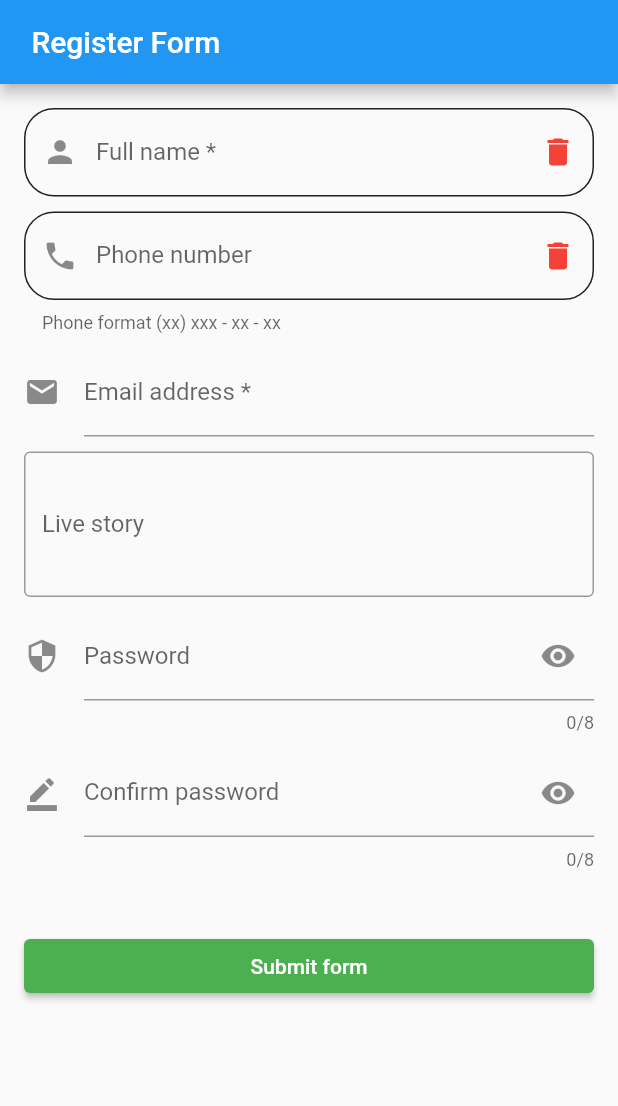
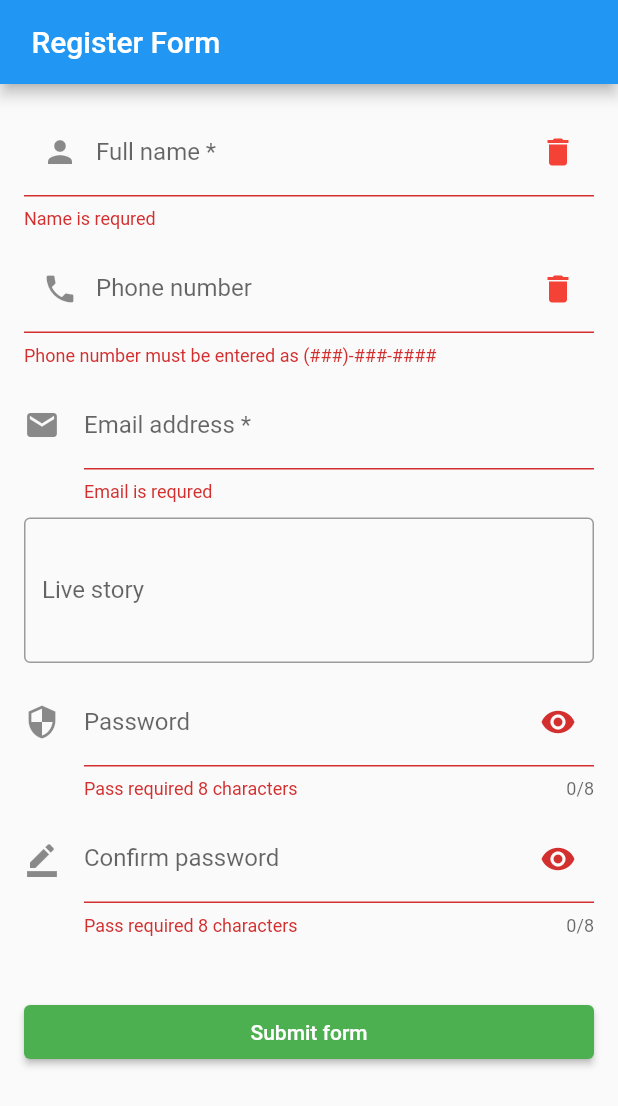
Before and after one commit to alTach/learn_flutter, a Flutter app: the screen it shows after launch, after a tap on "Submit form", on a phone screen of 412 x 824 dp. Shown: the top 1106 px of the screen. Run offline on Flutter 3.47's test engine with Material 2 defaults, Android fonts, the phone set to English and light mode, and no system bars; missing offline and left inert: dart:ffi.

Commit message:
validation form

```diff
--- a/udemy/lib/pages/register_form_pages.dart
+++ b/udemy/lib/pages/register_form_pages.dart
@@ -1,3 +1,5 @@
+import 'dart:ffi';
+
 import 'package:flutter/material.dart';
 import 'package:flutter/services.dart';
 
@@ -9,6 +11,26 @@ class RegisterFormPages extends StatefulWidget {
 class _RegisterFormPagesState extends State<StatefulWidget> {
   bool hidePass = true;
   bool hideConfirmPass = true;
+  final _formKey = GlobalKey<FormState>();
+
+  final _nameController = TextEditingController();
+  final _phoneController = TextEditingController();
+  final _emailController = TextEditingController();
+  final _liveController = TextEditingController();
+  final _passController = TextEditingController();
+  final _confirmPassController = TextEditingController();
+
+  @override
+  void dispose() {
+    _nameController.dispose();
+    _phoneController.dispose();
+    _emailController.dispose();
+    _liveController.dispose();
+    _passController.dispose();
+    _confirmPassController.dispose();
+    super.dispose();
+  }
+
   @override
   Widget build(BuildContext context) {
     return Scaffold(
@@ -16,10 +38,13 @@ class _RegisterFormPagesState extends State<StatefulWidget> {
         title: Text(' Register Form'),
       ),
       body: Form(
+        key: _formKey,
         child: ListView(
           padding: EdgeInsets.all(16),
           children: [
-            TextField(
+            TextFormField(
+              controller: _nameController,
+              validator: _validateName,
               decoration: InputDecoration(
                   labelText: 'Full name *',
                   hintText: 'What people call you?',
@@ -39,13 +64,16 @@ class _RegisterFormPagesState extends State<StatefulWidget> {
               height: 10,
             ),
             TextFormField(
+              controller: _phoneController,
               keyboardType: TextInputType.phone,
               inputFormatters: [
-                FilteringTextInputFormatter.digitsOnly
+                // FilteringTextInputFormatter.digitsOnly
+                // FilteringTextInputFormatter(RegExp(r'[()\d-]{1,35}$'), allow: true)
               ],
+              validator: (val) => _validatePhoneNumber(val) ? null : 'Phone number must be entered as (###)-###-####',
               decoration: InputDecoration(
                 labelText: 'Phone number',
-                helperText: 'Phone format (xx) xxx - xx - xx',
+                helperText: 'Phone format (xxx)xxxx-xxxx',
                 hintText: 'Where can we rich you?',
                 prefixIcon: Icon(Icons.phone),
                 suffixIcon: Icon(
@@ -63,7 +91,9 @@ class _RegisterFormPagesState extends State<StatefulWidget> {
             SizedBox(
               height: 10,
             ),
-            TextField(
+            TextFormField(
+              controller: _emailController,
+              validator: _emailValidate,
               keyboardType: TextInputType.emailAddress,
               decoration: InputDecoration(
                   labelText: 'Email address *', icon: Icon(Icons.email)),
@@ -72,50 +102,66 @@ class _RegisterFormPagesState extends State<StatefulWidget> {
               height: 10,
             ),
             TextFormField(
+              controller: _liveController,
               decoration: InputDecoration(
                   labelText: 'Live story',
                   hintText: 'Tell about yourself',
                   border: OutlineInputBorder()),
+              inputFormatters: [LengthLimitingTextInputFormatter(20)],
               maxLines: 3,
             ),
             SizedBox(
               height: 10,
             ),
             TextFormField(
+              controller: _passController,
               obscureText: hidePass,
               maxLength: 8,
+              validator: _validatePass,
               decoration: InputDecoration(
                 labelText: 'Password',
                 hintText: "Enter the password",
                 icon: Icon(Icons.security),
-                suffixIcon: IconButton(icon: hidePass ? Icon(Icons.visibility) : Icon(Icons.visibility_off), onPressed: () {
+                suffixIcon: IconButton(
+                  icon: hidePass
+                      ? Icon(Icons.visibility)
+                      : Icon(Icons.visibility_off),
+                  onPressed: () {
                     setState(() {
                       this.hidePass = !this.hidePass;
                     });
-                },),
+                  },
+                ),
               ),
             ),
             SizedBox(
               height: 10,
             ),
             TextFormField(
+              controller: _confirmPassController,
               obscureText: hideConfirmPass,
               maxLength: 8,
+              validator: _validatePass,
               decoration: InputDecoration(
                 labelText: 'Confirm password',
                 icon: Icon(Icons.border_color),
-                suffixIcon: IconButton(icon: hideConfirmPass ? Icon(Icons.visibility) : Icon(Icons.visibility_off), onPressed: () {
+                suffixIcon: IconButton(
+                  icon: hideConfirmPass
+                      ? Icon(Icons.visibility)
+                      : Icon(Icons.visibility_off),
+                  onPressed: () {
                     setState(() {
                       this.hideConfirmPass = !this.hideConfirmPass;
                     });
-                },),
+                  },
+                ),
               ),
             ),
             SizedBox(
               height: 40,
             ),
             ElevatedButton(
-                onPressed: () {},
+                onPressed: _submitForm,
                 child: Text(
                   'Submit form',
                   style: TextStyle(color: Colors.white),
@@ -127,4 +173,46 @@ class _RegisterFormPagesState extends State<StatefulWidget> {
       ),
     );
   }
+
+  void _submitForm() {
+    if (_formKey.currentState!.validate()) {
+      _formKey.currentState?.save();
+      print('Form is valid');
+    } else {
+      print('Form is not valid. Please review and correct');
     }
+  }
+
+  String? _validateName([String? value = '']) {
+    final _nameExp = RegExp('r^[A-Za-z]');
+    if (value!.isEmpty) {
+      return 'Name is requred';
+    } else if (_nameExp.hasMatch(value)) {
+      return 'Please enter alfabetical characters';
+    }
+    return null;
+  }
+
+  bool _validatePhoneNumber([String? val = '']) {
+    final _phoneRegExp = RegExp(r'^\(\d\d\d\)\d\d\d-\d\d\d\d$');
+    return _phoneRegExp.hasMatch(val!);
+  }
+
+  String? _emailValidate([String? val = '']) {
+    if (val!.isEmpty) {
+      return 'Email is requred';
+    } else if (!val.contains('@')) {
+      return 'Email is not valid';
+    }
+    return null;
+  }
+
+  String? _validatePass([String? val = '']) {
+    if (_passController.text.length < 8) {
+      return 'Pass required 8 characters';
+    } else if (_confirmPassController.text != _passController.text) {
+      return 'Pass does\'t match';
+    }
+    return null;
+  }
+}
```
Lines whose indentation alone changed are shown as unchanged.
